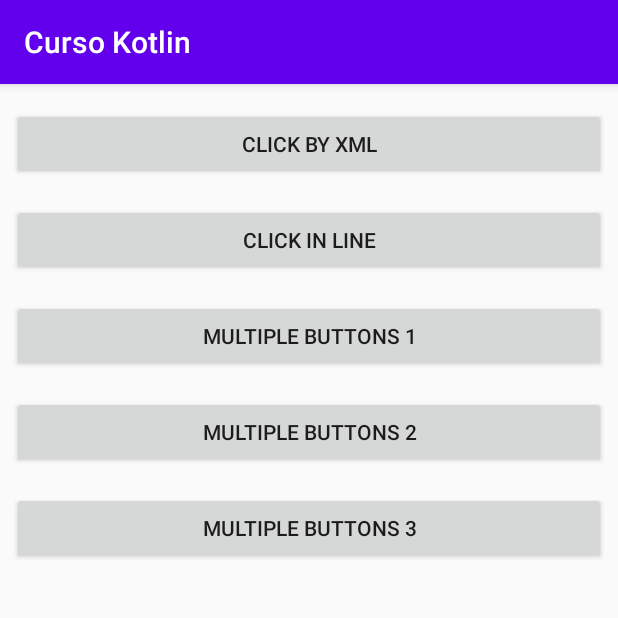
After one commit to Irwing-Herrera/kotlin-udemy, an Android app: the ClickEventsActivity screen opened directly, with no data from a screen before it, on a phone screen of 412 x 824 dp, the top half of it. The commit adds this screen. Run offline under Robolectric (Android 15) with nearby library versions, the phone set to English and light mode, and no system bars.

Commit message:
Clicks Events

```diff
--- a/app/src/main/AndroidManifest.xml
+++ b/app/src/main/AndroidManifest.xml
@@ -9,7 +9,8 @@
         android:roundIcon="@mipmap/ic_launcher_round"
         android:supportsRtl="true"
         android:theme="@style/AppTheme">
-        <activity android:name=".Section_01.Activities.LifeCycleEventsActivity"></activity>
+        <activity android:name=".Section_01.Activities.ClickEventsActivity"></activity>
+        <activity android:name=".Section_01.Activities.LifeCycleEventsActivity" />
         <activity android:name=".Section_01.Utils.LifeCycleEventsActivity" />
         <activity android:name=".Section_01.Activities.ToastAndSnackBarActivity" />
         <activity android:name=".MainActivity">
--- a/app/src/main/java/iherrera/cursokotlin/com/MainActivity.kt
+++ b/app/src/main/java/iherrera/cursokotlin/com/MainActivity.kt
@@ -7,6 +7,7 @@ import android.os.Bundle
 import android.os.Handler
 import android.widget.Button
 import android.widget.Toast
+import iherrera.cursokotlin.com.Section_01.Activities.ClickEventsActivity
 import iherrera.cursokotlin.com.Section_01.Activities.LifeCycleEventsActivity
 import iherrera.cursokotlin.com.Section_01.Activities.ToastAndSnackBarActivity
 
@@ -23,6 +24,9 @@ class MainActivity : AppCompatActivity() {
 
         val btnLifeCycleEvents = findViewById<Button>(R.id.buttonLifeCycleEvents)
         btnLifeCycleEvents.setOnClickListener { openActivity<LifeCycleEventsActivity>(this) }
+
+        val btnClickEvents = findViewById<Button>(R.id.buttonToClickEvents)
+        btnClickEvents.setOnClickListener { openActivity<ClickEventsActivity>(this) }
     }
 
     private inline fun <reified T> openActivity(context: Context) {
--- /dev/null
+++ b/app/src/main/java/iherrera/cursokotlin/com/Section_01/Activities/ClickEventsActivity.kt
@@ -0,0 +1,43 @@
+package iherrera.cursokotlin.com.Section_01.Activities
+
+import androidx.appcompat.app.AppCompatActivity
+import android.os.Bundle
+import android.view.View
+import android.widget.Button
+import android.widget.Toast
+import iherrera.cursokotlin.com.R
+
+class ClickEventsActivity : AppCompatActivity(), View.OnLongClickListener {
+
+    override fun onCreate(savedInstanceState: Bundle?) {
+        super.onCreate(savedInstanceState)
+        setContentView(R.layout.activity_click_events)
+
+        val btnClickInLine = findViewById<Button>(R.id.buttonClickInLine)
+        val btnMultiple1 = findViewById<Button>(R.id.buttonMultipleButtons1)
+        val btnMultiple2 = findViewById<Button>(R.id.buttonMultipleButtons2)
+        val btnMultiple3 = findViewById<Button>(R.id.buttonMultipleButtons3)
+
+        btnClickInLine.setOnLongClickListener(this)
+        btnMultiple1.setOnLongClickListener(this)
+        btnMultiple2.setOnLongClickListener(this)
+        btnMultiple3.setOnLongClickListener(this)
+
+    }
+
+    fun xmlClick(view: View) {
+        Toast.makeText(this, "Click by XML", Toast.LENGTH_SHORT).show()
+    }
+
+    private fun _clickInLine() = Toast.makeText(this, "Click In Line", Toast.LENGTH_SHORT).show()
+
+    override fun onLongClick(view: View): Boolean {
+        when(view.id) {
+            R.id.buttonMultipleButtons1 -> Toast.makeText(this, "Click Multi 1", Toast.LENGTH_SHORT).show()
+            R.id.buttonMultipleButtons2 -> Toast.makeText(this, "Click Multi 2", Toast.LENGTH_SHORT).show()
+            R.id.buttonMultipleButtons3 -> Toast.makeText(this, "Click Multi 3", Toast.LENGTH_SHORT).show()
+            R.id.buttonClickInLine -> _clickInLine()
+        }
+        return true
+    }
+}
--- /dev/null
+++ b/app/src/main/res/layout/activity_click_events.xml
@@ -0,0 +1,71 @@
+<?xml version="1.0" encoding="utf-8"?>
+<androidx.constraintlayout.widget.ConstraintLayout xmlns:android="http://schemas.android.com/apk/res/android"
+    xmlns:app="http://schemas.android.com/apk/res-auto"
+    xmlns:tools="http://schemas.android.com/tools"
+    android:layout_width="match_parent"
+    android:layout_height="match_parent"
+    tools:context=".Section_01.Activities.ClickEventsActivity">
+
+    <Button
+        android:id="@+id/buttonClickByXml"
+        android:layout_width="0dp"
+        android:layout_height="wrap_content"
+        android:layout_marginStart="8dp"
+        android:layout_marginTop="16dp"
+        android:layout_marginEnd="8dp"
+        android:text="Click By XML"
+        android:onClick="xmlClick"
+        app:layout_constraintEnd_toEndOf="parent"
+        app:layout_constraintStart_toStartOf="parent"
+        app:layout_constraintTop_toTopOf="parent" />
+
+    <Button
+        android:id="@+id/buttonClickInLine"
+        android:layout_width="0dp"
+        android:layout_height="wrap_content"
+        android:layout_marginStart="8dp"
+        android:layout_marginTop="16dp"
+        android:layout_marginEnd="8dp"
+        android:text="Click In Line"
+        app:layout_constraintEnd_toEndOf="parent"
+        app:layout_constraintStart_toStartOf="parent"
+        app:layout_constraintTop_toBottomOf="@+id/buttonClickByXml" />
+
+    <Button
+        android:id="@+id/buttonMultipleButtons1"
+        android:layout_width="0dp"
+        android:layout_height="wrap_content"
+        android:layout_marginStart="8dp"
+        android:layout_marginTop="16dp"
+        android:layout_marginEnd="8dp"
+        android:text="Multiple Buttons 1"
+        app:layout_constraintEnd_toEndOf="parent"
+        app:layout_constraintStart_toStartOf="parent"
+        app:layout_constraintTop_toBottomOf="@+id/buttonClickInLine" />
+
+    <Button
+        android:id="@+id/buttonMultipleButtons2"
+        android:layout_width="0dp"
+        android:layout_height="wrap_content"
+        android:layout_marginStart="8dp"
+        android:layout_marginTop="16dp"
+        android:layout_marginEnd="8dp"
+        android:text="Multiple Buttons 2"
+        app:layout_constraintEnd_toEndOf="parent"
+        app:layout_constraintStart_toStartOf="parent"
+        app:layout_constraintTop_toBottomOf="@+id/buttonMultipleButtons1" />
+
+    <Button
+        android:id="@+id/buttonMultipleButtons3"
+        android:layout_width="0dp"
+        android:layout_height="wrap_content"
+        android:layout_marginStart="8dp"
+        android:layout_marginTop="16dp"
+        android:layout_marginEnd="8dp"
+        android:text="Multiple Buttons 3"
+        app:layout_constraintEnd_toEndOf="parent"
+        app:layout_constraintStart_toStartOf="parent"
+        app:layout_constraintTop_toBottomOf="@+id/buttonMultipleButtons2" />
+
+
+</androidx.constraintlayout.widget.ConstraintLayout>
```
